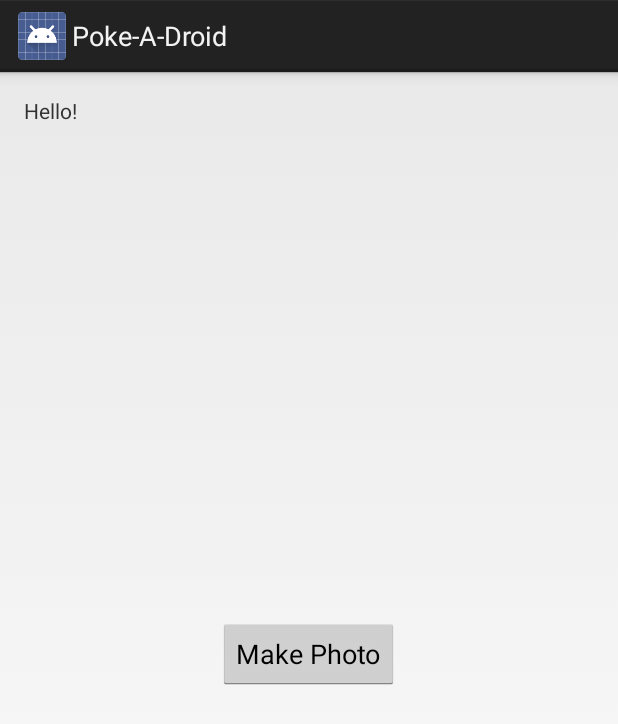
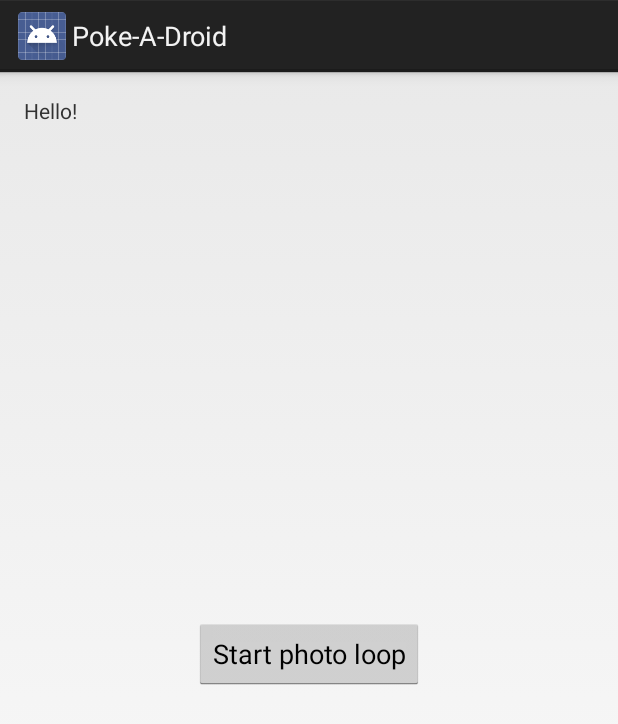
Before and after one commit to remydb/Poke-A-Droid, an Android app: the screen it shows after launch (MainActivity), on a phone screen of 412 x 824 dp. Shown: the top 724 px of the screen. Run offline under Robolectric (Android 15) with nearby library versions, the phone set to English and light mode, and no system bars.

Commit message:
Added loop

```diff
--- a/Poke-A-Droid/src/main/res/layout/activity_main.xml
+++ b/Poke-A-Droid/src/main/res/layout/activity_main.xml
@@ -18,8 +18,8 @@
             android:layout_width="wrap_content"
             android:layout_height="wrap_content"
             android:layout_centerInParent="true"
-            android:onClick="onClick"
-            android:text="Make Photo" />
+            android:onClick="photoLoop"
+            android:text="Start photo loop" />
     <FrameLayout
             android:id="@+id/cameraView"
             android:layout_width="fill_parent"
```
Also changed, not shown: Poke-A-Droid/src/main/java/com/os3/pokeadroid/MainActivity.java (+24 -1 lines), 5 other files.
